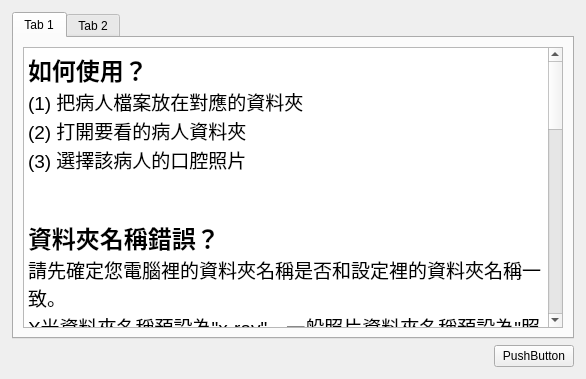
Before: the Qt Designer form faqwindow.ui in j71200/DentistHelper, drawn with Qt 5.
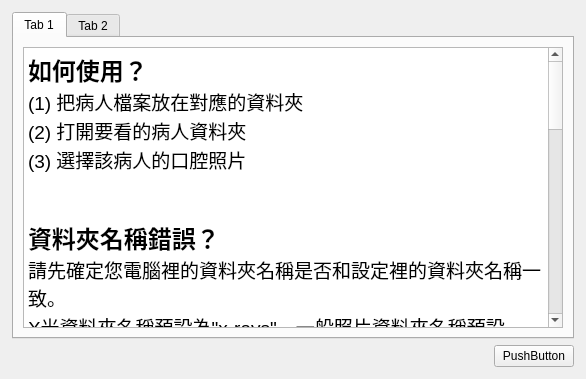
After: the same form once the commit is applied.

Commit message: Refined preferences file

```diff
--- a/faqwindow.ui
+++ b/faqwindow.ui
@@ -54,7 +54,7 @@
 &lt;p style=&quot;-qt-paragraph-type:empty; margin-top:0px; margin-bottom:0px; margin-left:0px; margin-right:0px; -qt-block-indent:0; text-indent:0px; font-size:14pt;&quot;&gt;&lt;br /&gt;&lt;/p&gt;
 &lt;p style=&quot; margin-top:0px; margin-bottom:0px; margin-left:0px; margin-right:0px; -qt-block-indent:0; text-indent:0px;&quot;&gt;&lt;span style=&quot; font-size:18pt; font-weight:600;&quot;&gt;資料夾名稱錯誤？&lt;/span&gt;&lt;/p&gt;
 &lt;p style=&quot; margin-top:0px; margin-bottom:0px; margin-left:0px; margin-right:0px; -qt-block-indent:0; text-indent:0px;&quot;&gt;&lt;span style=&quot; font-size:14pt;&quot;&gt;請先確定您電腦裡的資料夾名稱是否和設定裡的資料夾名稱一致。&lt;/span&gt;&lt;/p&gt;
-&lt;p style=&quot; margin-top:0px; margin-bottom:0px; margin-left:0px; margin-right:0px; -qt-block-indent:0; text-indent:0px;&quot;&gt;&lt;span style=&quot; font-size:14pt;&quot;&gt;X光資料夾名稱預設為&amp;quot;x-ray&amp;quot;，一般照片資料夾名稱預設為&amp;quot;照片&amp;quot;，&lt;/span&gt;&lt;/p&gt;
+&lt;p style=&quot; margin-top:0px; margin-bottom:0px; margin-left:0px; margin-right:0px; -qt-block-indent:0; text-indent:0px;&quot;&gt;&lt;span style=&quot; font-size:14pt;&quot;&gt;X光資料夾名稱預設為&amp;quot;x-rays&amp;quot;，一般照片資料夾名稱預設為&amp;quot;照片&amp;quot;，&lt;/span&gt;&lt;/p&gt;
 &lt;p style=&quot; margin-top:0px; margin-bottom:0px; margin-left:0px; margin-right:0px; -qt-block-indent:0; text-indent:0px;&quot;&gt;&lt;span style=&quot; font-size:14pt;&quot;&gt;使用者可以在設定裡面修改這些資料夾的名稱。&lt;/span&gt;&lt;/p&gt;
 &lt;p style=&quot;-qt-paragraph-type:empty; margin-top:0px; margin-bottom:0px; margin-left:0px; margin-right:0px; -qt-block-indent:0; text-indent:0px; font-size:14pt;&quot;&gt;&lt;br /&gt;&lt;/p&gt;
 &lt;p style=&quot;-qt-paragraph-type:empty; margin-top:0px; margin-bottom:0px; margin-left:0px; margin-right:0px; -qt-block-indent:0; text-indent:0px; font-size:14pt;&quot;&gt;&lt;br /&gt;&lt;/p&gt;
@@ -65,7 +65,7 @@
 &lt;p style=&quot; margin-top:0px; margin-bottom:0px; margin-left:0px; margin-right:0px; -qt-block-indent:0; text-indent:0px;&quot;&gt;&lt;span style=&quot; font-size:14pt;&quot;&gt;   -- &lt;/span&gt;&lt;span style=&quot; font-size:14pt; color:#804000;&quot;&gt;照片&lt;/span&gt;&lt;/p&gt;
 &lt;p style=&quot; margin-top:0px; margin-bottom:0px; margin-left:0px; margin-right:0px; -qt-block-indent:0; text-indent:0px;&quot;&gt;&lt;span style=&quot; font-size:14pt;&quot;&gt;      -- &lt;/span&gt;&lt;span style=&quot; font-size:14pt; color:#0080ff;&quot;&gt;IMG_9933.jpg&lt;/span&gt;&lt;/p&gt;
 &lt;p style=&quot; margin-top:0px; margin-bottom:0px; margin-left:0px; margin-right:0px; -qt-block-indent:0; text-indent:0px;&quot;&gt;&lt;span style=&quot; font-size:14pt;&quot;&gt;      -- &lt;/span&gt;&lt;span style=&quot; font-size:14pt; color:#0080ff;&quot;&gt;IMG_9934.jpg&lt;/span&gt;&lt;/p&gt;
-&lt;p style=&quot; margin-top:0px; margin-bottom:0px; margin-left:0px; margin-right:0px; -qt-block-indent:0; text-indent:0px;&quot;&gt;&lt;span style=&quot; font-size:14pt;&quot;&gt;   -- &lt;/span&gt;&lt;span style=&quot; font-size:14pt; color:#804000;&quot;&gt;x-ray&lt;/span&gt;&lt;/p&gt;
+&lt;p style=&quot; margin-top:0px; margin-bottom:0px; margin-left:0px; margin-right:0px; -qt-block-indent:0; text-indent:0px;&quot;&gt;&lt;span style=&quot; font-size:14pt;&quot;&gt;   -- &lt;/span&gt;&lt;span style=&quot; font-size:14pt; color:#804000;&quot;&gt;x-rays&lt;/span&gt;&lt;/p&gt;
 &lt;p style=&quot; margin-top:0px; margin-bottom:0px; margin-left:0px; margin-right:0px; -qt-block-indent:0; text-indent:0px;&quot;&gt;&lt;span style=&quot; font-size:14pt;&quot;&gt;      -- &lt;/span&gt;&lt;span style=&quot; font-size:14pt; color:#0080ff;&quot;&gt;IMG_8851.jpg&lt;/span&gt;&lt;/p&gt;
 &lt;p style=&quot; margin-top:0px; margin-bottom:0px; margin-left:0px; margin-right:0px; -qt-block-indent:0; text-indent:0px;&quot;&gt;&lt;span style=&quot; font-size:14pt;&quot;&gt;      -- &lt;/span&gt;&lt;span style=&quot; font-size:14pt; color:#0080ff;&quot;&gt;IMG_8852.jpg&lt;/span&gt;&lt;/p&gt;
 &lt;p style=&quot; margin-top:0px; margin-bottom:0px; margin-left:0px; margin-right:0px; -qt-block-indent:0; text-indent:0px;&quot;&gt;&lt;span style=&quot; font-size:14pt;&quot;&gt;      -- &lt;/span&gt;&lt;span style=&quot; font-size:14pt; color:#0080ff;&quot;&gt;IMG_8853.jpg&lt;/span&gt;&lt;/p&gt;
@@ -74,7 +74,7 @@
 &lt;p style=&quot; margin-top:0px; margin-bottom:0px; margin-left:0px; margin-right:0px; -qt-block-indent:0; text-indent:0px;&quot;&gt;&lt;span style=&quot; font-size:14pt;&quot;&gt;   -- &lt;/span&gt;&lt;span style=&quot; font-size:14pt; color:#804000;&quot;&gt;照片&lt;/span&gt;&lt;/p&gt;
 &lt;p style=&quot; margin-top:0px; margin-bottom:0px; margin-left:0px; margin-right:0px; -qt-block-indent:0; text-indent:0px;&quot;&gt;&lt;span style=&quot; font-size:14pt;&quot;&gt;      -- &lt;/span&gt;&lt;span style=&quot; font-size:14pt; color:#0080ff;&quot;&gt;IMG_2234.jpg&lt;/span&gt;&lt;/p&gt;
 &lt;p style=&quot; margin-top:0px; margin-bottom:0px; margin-left:0px; margin-right:0px; -qt-block-indent:0; text-indent:0px;&quot;&gt;&lt;span style=&quot; font-size:14pt;&quot;&gt;      -- &lt;/span&gt;&lt;span style=&quot; font-size:14pt; color:#0080ff;&quot;&gt;IMG_5678.jpg&lt;/span&gt;&lt;/p&gt;
-&lt;p style=&quot; margin-top:0px; margin-bottom:0px; margin-left:0px; margin-right:0px; -qt-block-indent:0; text-indent:0px;&quot;&gt;&lt;span style=&quot; font-size:14pt;&quot;&gt;   -- &lt;/span&gt;&lt;span style=&quot; font-size:14pt; color:#804000;&quot;&gt;x-ray&lt;/span&gt;&lt;/p&gt;
+&lt;p style=&quot; margin-top:0px; margin-bottom:0px; margin-left:0px; margin-right:0px; -qt-block-indent:0; text-indent:0px;&quot;&gt;&lt;span style=&quot; font-size:14pt;&quot;&gt;   -- &lt;/span&gt;&lt;span style=&quot; font-size:14pt; color:#804000;&quot;&gt;x-rays&lt;/span&gt;&lt;/p&gt;
 &lt;p style=&quot; margin-top:0px; margin-bottom:0px; margin-left:0px; margin-right:0px; -qt-block-indent:0; text-indent:0px;&quot;&gt;&lt;span style=&quot; font-size:14pt;&quot;&gt;      -- &lt;/span&gt;&lt;span style=&quot; font-size:14pt; color:#0080ff;&quot;&gt;IMG_8851.jpg&lt;/span&gt;&lt;/p&gt;
 &lt;p style=&quot; margin-top:0px; margin-bottom:0px; margin-left:0px; margin-right:0px; -qt-block-indent:0; text-indent:0px;&quot;&gt;&lt;span style=&quot; font-size:14pt; color:#000000;&quot;&gt;   -- &lt;/span&gt;&lt;span style=&quot; font-size:14pt; color:#408000;&quot;&gt;病歷.pdf&lt;/span&gt;&lt;/p&gt;
 &lt;p style=&quot;-qt-paragraph-type:empty; margin-top:0px; margin-bottom:0px; margin-left:0px; margin-right:0px; -qt-block-indent:0; text-indent:0px;&quot;&gt;&lt;br /&gt;&lt;/p&gt;
```
The commit also changes 1 other file.
